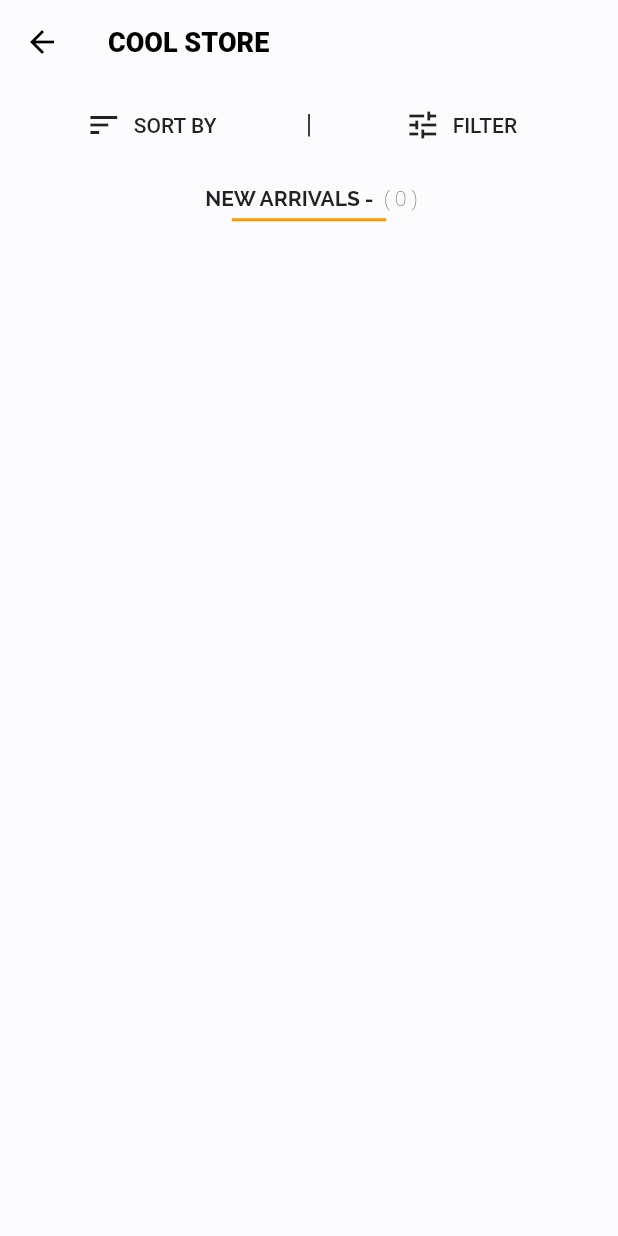
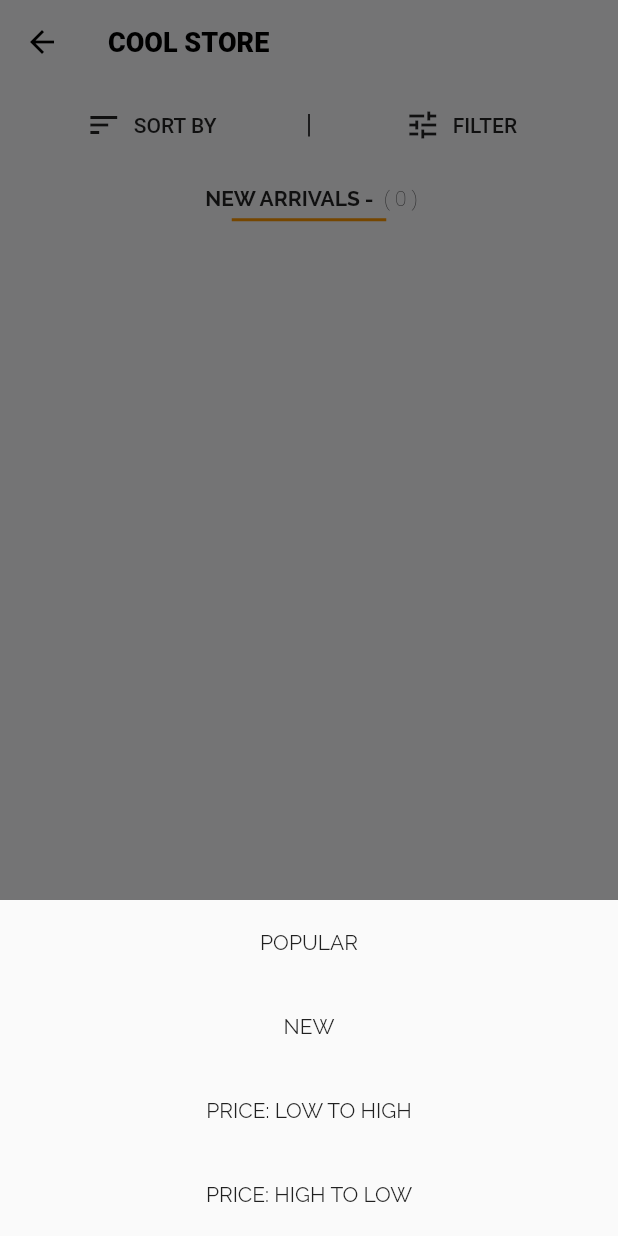
Before and after one commit to BabyCatDev/Flutter-store, a Flutter app: the ProductListScreen screen opened directly with empty values, after a tap on "SORT BY", on a phone screen of 412 x 824 dp. Run offline on Flutter 3.47's test engine with Material 2 defaults, Android fonts, the phone set to English and light mode, and no system bars; our stand-ins replace carousel_slider, connectivity, extended_image, flutter_svg, flutter_widget_from_html_core, localstorage and 3 more; missing offline and left inert: configurable_expansion_tile; accounts and stored records are empty; network calls fail; statements that could not run were skipped.

```diff
--- a/lib/screens/category_screen.dart
+++ b/lib/screens/category_screen.dart
@@ -96,12 +96,8 @@ class CategoryScreen extends StatelessWidget {
                       return CategoryBanner(state.categories[pos], () {
                         Navigator.push(context,
                             MaterialPageRoute(builder: (BuildContext context) {
-                          return ProductListScreen(
-                              state.categories[pos].id,
-                              state.categories[pos].image,
-                              state.categories[pos].name,
-                            state.categories[pos].totalProduct
-                          );
+                          final item = state.categories[pos];
+                          return ProductListScreen(category: item);
                         }));
                       });
                     })
--- a/lib/screens/product_list_screen.dart
+++ b/lib/screens/product_list_screen.dart
@@ -1,3 +1,4 @@
+import 'package:cool_store/models/category.dart';
 import 'package:cool_store/screens/detail_screen.dart';
 import 'package:cool_store/states/product_list_state.dart';
 import 'package:cool_store/utils/constants.dart';
@@ -7,17 +8,15 @@ import 'package:flutter/material.dart';
 import 'package:provider/provider.dart';
 
 class ProductListScreen extends StatelessWidget {
-  final int _categoryId, _totalProducts;
-  final String _imageSrc, _categoryName;
+  final Category category;
 
-  ProductListScreen(this._categoryId, this._imageSrc, this._categoryName,
-      this._totalProducts);
+  ProductListScreen({this.category});
 
   @override
   Widget build(BuildContext context) {
     return Scaffold(
       body: ChangeNotifierProvider(
-          builder: (_) => ProductListState(_categoryId),
+          builder: (_) => ProductListState(category.id),
           child: Consumer<ProductListState>(
             builder: (context, state, child) {
               return SafeArea(
@@ -25,13 +24,99 @@ class ProductListScreen extends StatelessWidget {
                   slivers: <Widget>[
                     SliverAppBar(
                       title: Text('COOL STORE'),
-                      bottom: PreferredSize(
+                      bottom: buildPreferenceView(context, state),
+                    ),
+                    SliverList(
+                        delegate: SliverChildListDelegate([
+                      state.isLoading
+                          ? ShimmerGrid()
+                          : Column(
+                              children: <Widget>[
+                                buildDecorationView(context),
+                                buildCategoryProductsView(state)
+                              ],
+                            )
+                    ]))
+                  ],
+                ),
+              );
+            },
+          )),
+    );
+  }
+
+  GridView buildCategoryProductsView(ProductListState state) {
+    return GridView.builder(
+        itemCount: state.products.length,
+        physics: NeverScrollableScrollPhysics(),
+        shrinkWrap: true,
+        gridDelegate: SliverGridDelegateWithFixedCrossAxisCount(
+            crossAxisCount: 2,
+            childAspectRatio: .6,
+            mainAxisSpacing: 2,
+            crossAxisSpacing: 2),
+        itemBuilder: (context, pos) {
+          return ProductDisplayCard(
+            onPressed: () {
+              Navigator.push(
+                  context,
+                  MaterialPageRoute(
+                      builder: (_) => DetailScreen(state.products[pos]),
+                      fullscreenDialog: true));
+            },
+            product: state.products[pos],
+          );
+        });
+  }
+
+  Container buildDecorationView(BuildContext context) {
+    return Container(
+      padding: EdgeInsets.all(17),
+      child: Column(
+        children: <Widget>[
+          RichText(
+            text: TextSpan(
+              children: [
+                TextSpan(
+                    text: ' NEW ARRIVALS - ${category.name}',
+                    style: DefaultTextStyle.of(context).style.copyWith(
+                        fontFamily: 'Raleway', fontWeight: FontWeight.bold)),
+                TextSpan(
+                    text: ' ( ${category.totalProduct} )',
+                    style: DefaultTextStyle.of(context)
+                        .style
+                        .copyWith(fontWeight: FontWeight.w100))
+              ],
+            ),
+          ),
+          Container(
+            margin: EdgeInsets.all(4),
+            height: 2,
+            width: MediaQuery.of(context).size.width / 4,
+            color: Theme.of(context).accentColor,
+          )
+        ],
+      ),
+    );
+  }
+
+  PreferredSize buildPreferenceView(
+      BuildContext context, ProductListState state) {
+    return PreferredSize(
         child: Container(
           child: Row(
             children: <Widget>[
               Expanded(
                   child: FlatButton.icon(
-                                  onPressed: () {},
+                onPressed: () {
+                  _showOptions(context, [
+//                    'SORT BY',
+                    'POPULAR',
+                    'NEW',
+                    'PRICE: LOW TO HIGH',
+                    'PRICE: HIGH TO LOW'
+                  ]);
+                },
                 icon: Icon(Icons.sort),
                 label: Text('SORT BY'),
               )),
@@ -49,86 +134,30 @@ class ProductListScreen extends StatelessWidget {
             ],
           ),
         ),
-                          preferredSize: Size(
-                              100, Constants.screenAwareSize(40, context))),
-                    ),
-                    SliverList(
-                        delegate: SliverChildListDelegate([
-                      state.isLoading
-                          ? ShimmerGrid()
-                          : Column(
-                              children: <Widget>[
-                                Container(
-                                  padding: EdgeInsets.all(17),
+        preferredSize: Size(100, Constants.screenAwareSize(40, context)));
+  }
+
+  _showOptions(context, List<String> options) {
+    return showModalBottomSheet(
+        context: context,
+        builder: (context) {
+          return SafeArea(
             child: Column(
-                                    children: <Widget>[
-                                      RichText(
-                                        text: TextSpan(
-                                          children: [
-                                            TextSpan(
-                                                text:
-                                                    ' NEW ARRIVALS - $_categoryName',
-                                                style: DefaultTextStyle.of(
-                                                        context)
-                                                    .style
-                                                    .copyWith(
-                                                        fontFamily: 'Raleway',
-                                                        fontWeight:
-                                                            FontWeight.bold)),
-                                            TextSpan(
-                                                text: ' ( $_totalProducts )',
-                                                style:
-                                                    DefaultTextStyle.of(context)
-                                                        .style
-                                                        .copyWith(
-                                                            fontWeight:
-                                                                FontWeight
-                                                                    .w100))
-                                          ],
-                                        ),
-                                      ),
-                                      Container(
-                                        margin: EdgeInsets.all(4),
-                                        height: 2,
-                                        width:
-                                            MediaQuery.of(context).size.width /
-                                                4,
-                                        color: Theme.of(context).accentColor,
-                                      )
-                                    ],
-                                  ),
-                                ),
-                                GridView.builder(
-                                    itemCount: state.products.length,
-                                    physics: NeverScrollableScrollPhysics(),
-                                    shrinkWrap: true,
-                                    gridDelegate:
-                                        SliverGridDelegateWithFixedCrossAxisCount(
-                                            crossAxisCount: 2,
-                                            childAspectRatio: .6,
-                                            mainAxisSpacing: 2,
-                                            crossAxisSpacing: 2),
-                                    itemBuilder: (context, pos) {
-                                      return ProductDisplayCard(
-                                        onPressed: () {
-                                          Navigator.push(
-                                              context,
-                                              MaterialPageRoute(
-                                                  builder: (_) => DetailScreen(
-                                                      state.products[pos]),
-                                                  fullscreenDialog: true));
+              mainAxisSize: MainAxisSize.min,
+              children: options
+                  .map((value) => ListTile(
+                        onTap: () {
+                          Navigator.of(context).pop(value);
                         },
-                                        product: state.products[pos],
-                                      );
-                                    })
-                              ],
-                            )
-                    ]))
-                  ],
+                        title: Center(
+                            child: Text(
+                          value,
+                          style: TextStyle(fontFamily: 'Raleway', fontSize: 14),
+                        )),
+                      ))
+                  .toList(),
             ),
           );
-            },
-          )),
-    );
+        });
   }
 }
```
Lines whose indentation alone changed are shown as unchanged.
